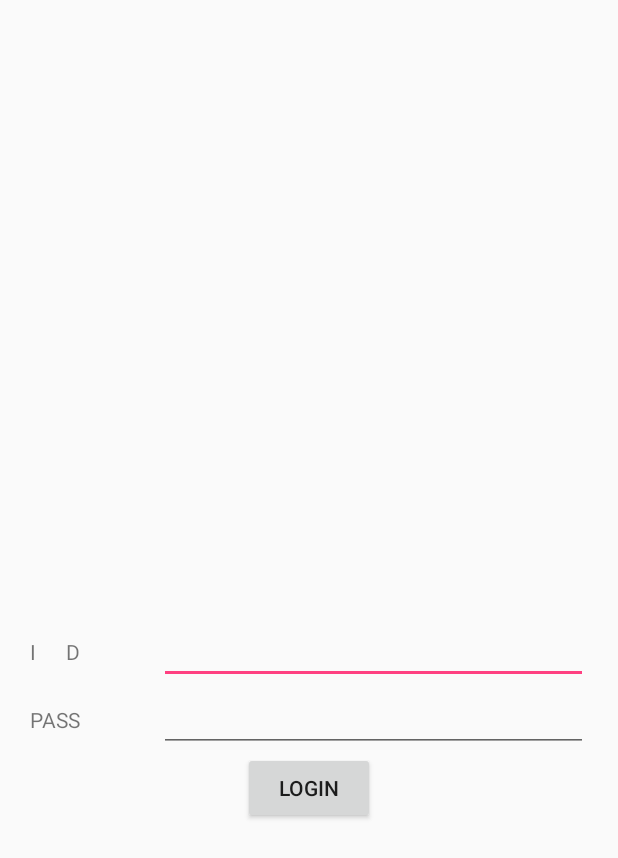
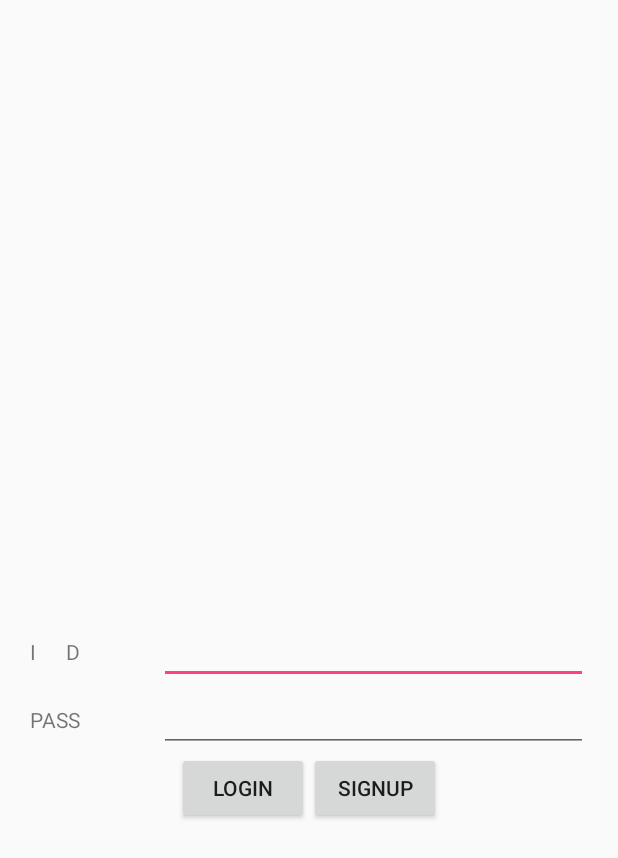
Before and after one commit to TeamKong/NFC_CHECK, an Android app: the screen it shows after launch (MainActivity), on a phone screen of 412 x 824 dp. Shown: the top 858 px of the screen. Run offline under Robolectric (Android 15) with nearby library versions, the phone set to English and light mode, and no system bars.

Commit message:
commit login UI page

```diff
--- a/app/src/main/res/layout/activity_main.xml
+++ b/app/src/main/res/layout/activity_main.xml
@@ -61,13 +61,25 @@
         android:layout_weight="2"
         android:orientation="vertical">
 
-        <Button
-            android:id="@+id/login_btn"
+        <LinearLayout
             android:layout_width="wrap_content"
             android:layout_height="wrap_content"
-            android:layout_gravity="center"
-            android:text="LOGIN" />
+            android:layout_gravity="center_horizontal"
+            android:orientation="horizontal">
 
+            <Button
+                android:id="@+id/signin_btn"
+                android:layout_width="wrap_content"
+                android:layout_height="wrap_content"
+                android:layout_gravity="center"
+                android:text="LOGIN" />
+
+            <Button
+                android:id="@+id/signup_btn"
+                android:layout_width="wrap_content"
+                android:layout_height="wrap_content"
+                android:text="SIGNUP" />
+        </LinearLayout>
 
     </LinearLayout>
 
```
